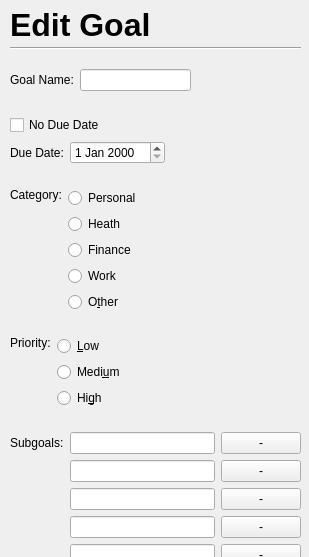
Above: UI/EditGoal.ui from cis422-goaltracker/goaltracker before the change. Below: the same form after it.
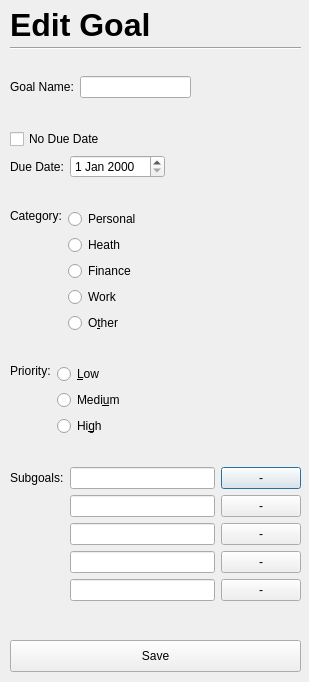
That is the form after the change.

```diff
--- a/UI/EditGoal.ui
+++ b/UI/EditGoal.ui
@@ -7,7 +7,7 @@
     <x>0</x>
     <y>0</y>
     <width>309</width>
-    <height>557</height>
+    <height>682</height>
    </rect>
   </property>
   <property name="windowTitle">
@@ -285,16 +285,6 @@
       </item>
      </layout>
     </item>
-    <item>
-     <widget class="QDialogButtonBox" name="buttonBox">
-      <property name="orientation">
-       <enum>Qt::Horizontal</enum>
-      </property>
-      <property name="standardButtons">
-       <set>QDialogButtonBox::Cancel|QDialogButtonBox::Ok</set>
-      </property>
-     </widget>
-    </item>
    </layout>
   </widget>
   <widget class="QLabel" name="label_5">
@@ -323,6 +313,19 @@
     <enum>Qt::Horizontal</enum>
    </property>
   </widget>
+  <widget class="QPushButton" name="pushButton">
+   <property name="geometry">
+    <rect>
+     <x>10</x>
+     <y>640</y>
+     <width>291</width>
+     <height>32</height>
+    </rect>
+   </property>
+   <property name="text">
+    <string>Save</string>
+   </property>
+  </widget>
  </widget>
  <resources/>
  <connections>
```
Left out of the diff: 35 changed lines with no effect on the pictures.
